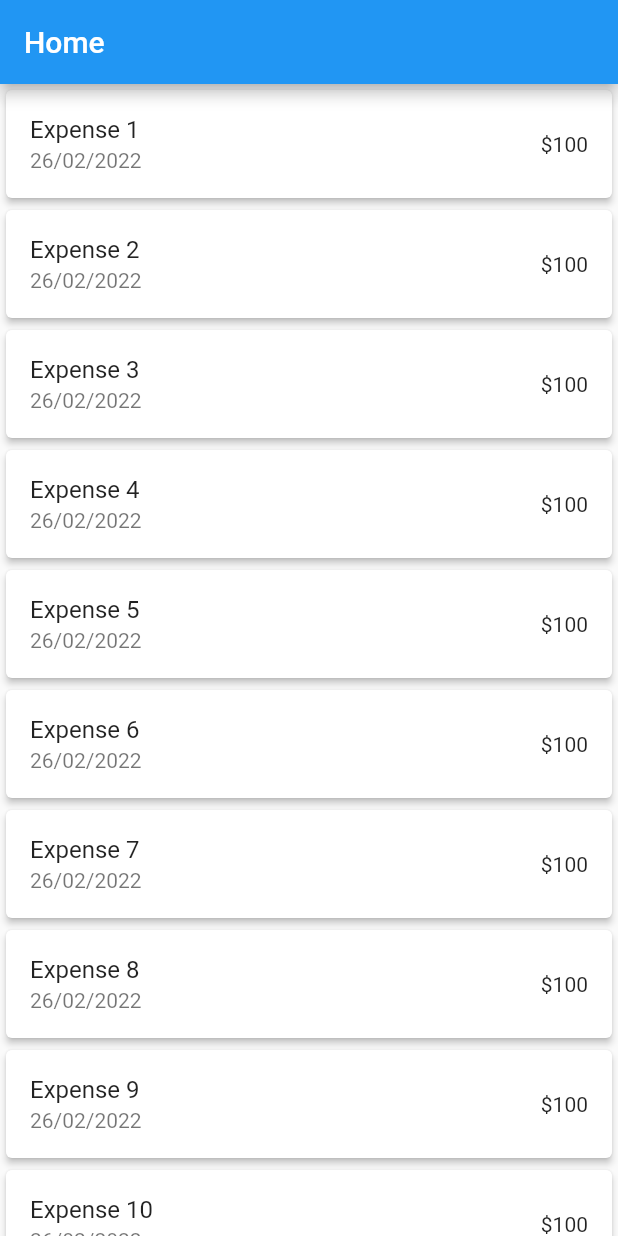
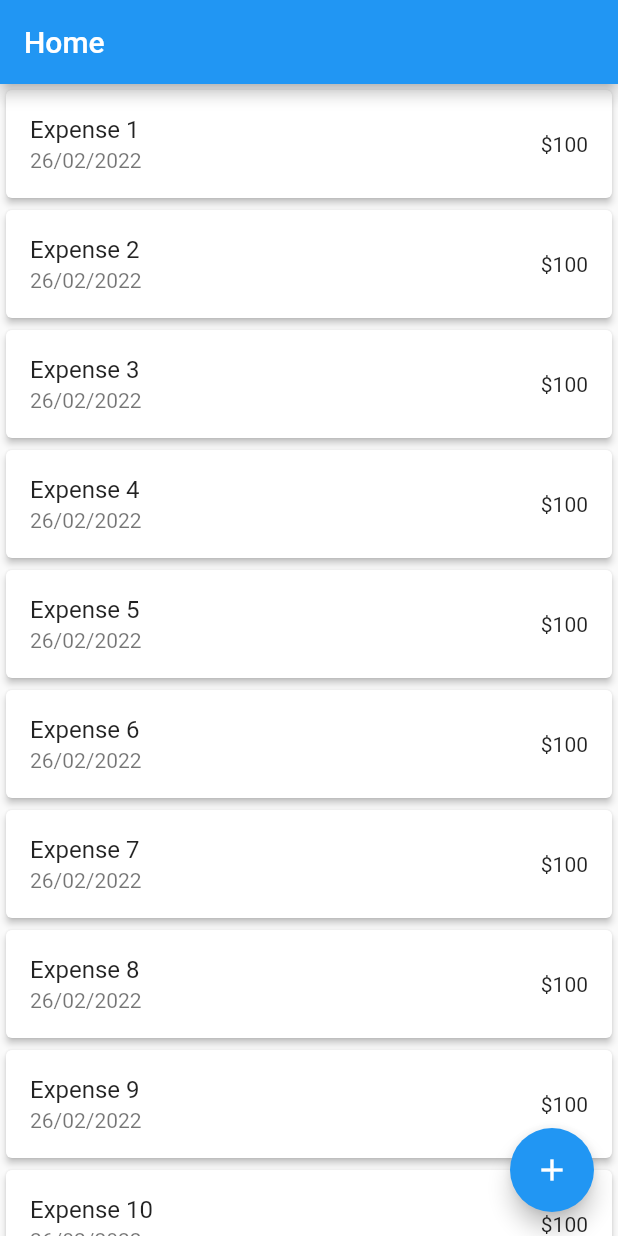
Before and after one commit to apoorvaadarsh/flutter_festival, a Flutter app: the screen it shows after launch, on a phone screen of 412 x 824 dp. Run offline on Flutter 3.47's test engine with Material 2 defaults, Android fonts, the phone set to English and light mode, and no system bars.

```diff
--- a/lib/main.dart
+++ b/lib/main.dart
@@ -1,4 +1,5 @@
 import 'package:flutter/material.dart';
+import 'package:flutter_festival/screens/add_screen.dart';
 import 'package:flutter_festival/screens/homescreen.dart';
 
 void main() {
@@ -17,6 +18,9 @@ class MyApp extends StatelessWidget {
         primarySwatch: Colors.blue,
       ),
       home: HomeScreen(),
+      routes: {
+        AddScreen.routeName: (context) => AddScreen(),
+      },
     );
   }
 }
--- a/lib/screens/homescreen.dart
+++ b/lib/screens/homescreen.dart
@@ -1,4 +1,5 @@
 import 'package:flutter/material.dart';
+import 'package:flutter_festival/screens/add_screen.dart';
 import '../widgets/expense_card.dart';
 
 class HomeScreen extends StatelessWidget {
@@ -20,6 +21,12 @@ class HomeScreen extends StatelessWidget {
           itemCount: 20,
         ),
       ),
+      floatingActionButton: FloatingActionButton(
+        onPressed: () {
+          Navigator.of(context).pushNamed(AddScreen.routeName);
+        },
+        child: Icon(Icons.add),
+      ),
     );
   }
 }
```
Also changed, not shown: lib/screens/add_screen.dart (added, +23 -0 lines), pubspec.lock, 1 other file.
